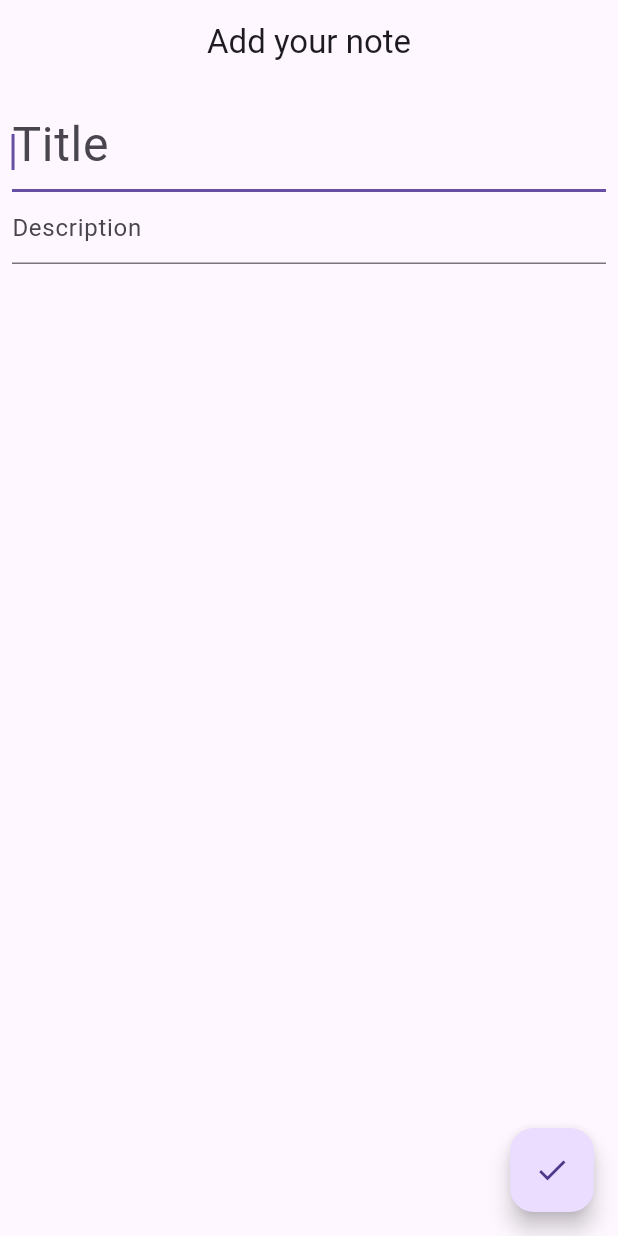
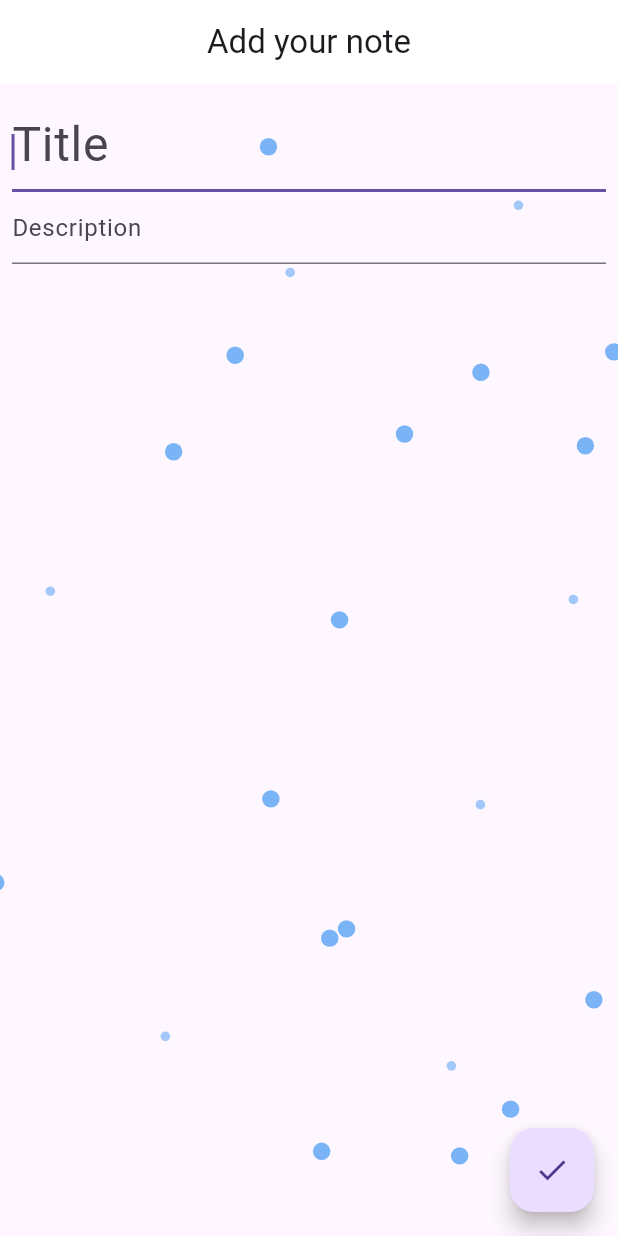
Before and after one commit to hemantjamdev/note, a Flutter app: the screen it shows after launch, after a tap on "Add Note", on a phone screen of 412 x 824 dp. Run offline on Flutter 3.47's test engine with Material 2 defaults, Android fonts, the phone set to English and light mode, and no system bars; our stand-ins replace flutter_slidable, fluttertoast, hive, hive_flutter, lottie, rive and 2 more; accounts and stored records are empty; project files that could hold a hidden picture were left out.

Commit message:
ui changes

```diff
--- a/lib/constants/app_icons.dart
+++ b/lib/constants/app_icons.dart
@@ -4,6 +4,6 @@ import 'package:sizer/sizer.dart';
 
 class AppIcons {
   static const Icon done = Icon(Icons.done);
-  static const Icon delete = Icon(Icons.delete, color: AppColors.white,size:40);
-  static const Icon share = Icon(Icons.share, color: AppColors.white,size: 40,);
+  static const Icon delete = Icon(Icons.delete, color: AppColors.white,size:28);
+  static const Icon share = Icon(Icons.share, color: AppColors.white,size: 28,);
 }
--- a/lib/constants/strings.dart
+++ b/lib/constants/strings.dart
@@ -33,9 +33,10 @@ class Strings {
   static const String chicken = "assets/animation/chicken.json";
   static const String notFound = "assets/animation/notfound.json";
   static const String background = "assets/animation/background.json";
-  static const String night = "assets/animation/night.json";
+  static const String night = "assets/animation/night.riv";
   static const String moon = "assets/animation/moon.json";
   static const String owl = "assets/animation/owl.json";
+  static const String girl = "assets/animation/girl.riv";
   static const String themeSwitch = "assets/animation/switch.json";
 
   ///hero tag
--- a/lib/screens/note_add.dart
+++ b/lib/screens/note_add.dart
@@ -1,9 +1,11 @@
 import 'package:flutter/material.dart';
+import 'package:lottie/lottie.dart';
 import 'package:note/constants/app_icons.dart';
 import 'package:note/constants/strings.dart';
 import 'package:note/local_storage/local_storage.dart';
 import 'package:note/widgets/app_bar.dart';
 import 'package:note/widgets/toast.dart';
+import 'package:sizer/sizer.dart';
 
 class AddNote extends StatefulWidget {
   const AddNote({Key? key}) : super(key: key);
@@ -44,7 +46,10 @@ class _AddNoteState extends State<AddNote> {
       ),
       appBar:
           buildAppBar(context: context, title: Strings.addNote, isHome: false),
-      body: Padding(
+      body: Stack(
+        children: [
+          Lottie.asset(Strings.background, height: 100.h, width: 100.w),
+          Padding(
             padding: const EdgeInsets.all(8.0),
             child: Column(
               children: [
@@ -71,6 +76,8 @@ class _AddNoteState extends State<AddNote> {
               ],
             ),
           ),
+        ],
+      ),
     );
   }
 }
--- a/lib/screens/note_list.dart
+++ b/lib/screens/note_list.dart
@@ -8,8 +8,10 @@ import 'package:note/constants/strings.dart';
 import 'package:note/local_storage/local_storage.dart';
 import 'package:note/model/note_model.dart';
 import 'package:hive_flutter/hive_flutter.dart';
+import 'package:note/screens/Demo.dart';
 import 'package:note/utils/date_formate.dart';
 import 'package:note/widgets/app_bar.dart';
+import 'package:rive/rive.dart';
 import 'package:sizer/sizer.dart';
 import 'package:share_plus/share_plus.dart';
 import '../widgets/note.dart';
@@ -18,10 +20,10 @@ class NoteList extends StatefulWidget {
   const NoteList({Key? key}) : super(key: key);
 
   @override
-  State<NoteList> createState() => _NoteListState();
+  State<NoteList> createState() => NoteListState();
 }
 
-class _NoteListState extends State<NoteList>
+class NoteListState extends State<NoteList>
     with SingleTickerProviderStateMixin {
   late AnimationController animationController;
   bool night = false;
@@ -59,15 +61,21 @@ class _NoteListState extends State<NoteList>
           heroTag: Strings.fabHero,
           onPressed: () {
             Navigator.pushNamed(context, RoutesName.noteAddRoute);
+            //Navigator.push(context,MaterialPageRoute(builder: (context)=>Demo()));
           },
           label: const Text(Strings.add)),
-      appBar:
-          buildAppBar(context: context, title: Strings.noteList, isHome: true),
+      appBar: buildAppBar(
+          context: context,
+          title: Strings.noteList,
+          isHome: true,
+          night: night),
       body: Stack(
         children: [
           night
-              ? Lottie.asset(Strings.night,
-                  height: 100.h, width: 100.w, fit: BoxFit.fill)
+              ? RiveAnimation.asset(
+                  Strings.night,
+                  fit: BoxFit.cover,
+                )
               : const SizedBox(),
           Lottie.asset(Strings.background, height: 100.h, width: 100.w),
           !night ? Lottie.asset(Strings.bird, height: 200) : const SizedBox(),
@@ -98,16 +106,39 @@ class _NoteListState extends State<NoteList>
               ],
             ),
           ),
+          GestureDetector(
+            onTap: () {
+              setState(() {
+                night
+                    ? animationController.forward()
+                    : animationController.reverse();
+                night = !night;
+              });
+            },
+            child: Lottie.asset(
+              fit: BoxFit.fill,
+              alignment: Alignment.topLeft,
+              onLoaded: (composition) {
+                animationController.duration = composition.duration;
+              },
+              Strings.themeSwitch,
+              height: 15.h,
+              width: 30.w,
+              controller: animationController,
+              // animate: night,
+              //repeat: night
+            ),
+          ),
           DraggableScrollableSheet(
             initialChildSize: 0.67,
             minChildSize: 0.67,
             builder: (BuildContext context, ScrollController scrollController) {
               return Container(
-                decoration: const BoxDecoration(
-                  borderRadius: BorderRadius.only(
+                decoration: BoxDecoration(
+                  borderRadius: const BorderRadius.only(
                       topLeft: Radius.circular(25),
                       topRight: Radius.circular(25)),
-                  color: AppColors.black54,
+                  color: night ? Colors.white24 : AppColors.black54,
                 ),
                 child: Column(
                   children: [
@@ -159,29 +190,6 @@ class _NoteListState extends State<NoteList>
               );
             },
           ),
-          GestureDetector(
-            onTap: () {
-              setState(() {
-                log("toggled---$night");
-                night
-                    ? animationController.forward()
-                    : animationController.reverse();
-                night = !night;
-              });
-            },
-            child: Lottie.asset(
-              fit: BoxFit.fill,
-              alignment: Alignment.topLeft,
-              onLoaded: (composition) {
-                animationController.duration = composition.duration;
-              },
-              Strings.themeSwitch,
-              height: 15.h,
-              width: 30.w,
-              controller: animationController,
-              animate: false,
-            ),
-          ),
         ],
       ),
     );
--- a/lib/widgets/app_bar.dart
+++ b/lib/widgets/app_bar.dart
@@ -5,8 +5,13 @@ import 'package:note/local_storage/local_storage.dart';
 import 'package:note/widgets/delete_all.dart';
 
 AppBar buildAppBar(
-    {required BuildContext context, String? title, bool isHome = false}) {
+    {required BuildContext context,
+    String? title,
+    bool isHome = false,
+    bool night = false}) {
   return AppBar(
+    elevation: 0,
+    backgroundColor: night ? Colors.black54 : Colors.white,
     automaticallyImplyLeading: false,
     title: Hero(
       tag: Strings.titleHero,
@@ -76,5 +81,7 @@ saveTitle(BuildContext context, String? title) async {
       );
     },
   );
-  update&&controller.text.isNotEmpty ? dbHelper.saveTitle(controller.text) : null;
+  update && controller.text.isNotEmpty
+      ? dbHelper.saveTitle(controller.text)
+      : null;
 }
--- a/lib/widgets/delete_all.dart
+++ b/lib/widgets/delete_all.dart
@@ -6,7 +6,7 @@ import 'package:note/widgets/confirmation_dialog.dart';
 Widget buildDeleteAll({required BuildContext context, required String text}) {
   DBHelper dbHelper = DBHelper();
   return IconButton(
-    icon: AppIcons.delete,
+    icon:Icon(Icons.delete,),
     onPressed: () {
       confirmation(context: context, text: text).then((value) {
         if (value) {
--- a/lib/widgets/note.dart
+++ b/lib/widgets/note.dart
@@ -22,7 +22,7 @@ Slidable noteWidget(
         Flexible(
           flex: 1,
           child: Container(
-              margin: const EdgeInsets.all(8),
+              margin: const EdgeInsets.all(10),
               decoration: BoxDecoration(
                   borderRadius: const BorderRadius.all(Radius.circular(10)),
                   border: Border.all(color: AppColors.white, width: 3)),
@@ -34,7 +34,7 @@ Slidable noteWidget(
         Flexible(
           flex: 1,
           child: Container(
-            margin: const EdgeInsets.all(8),
+            margin: const EdgeInsets.all(10),
             decoration: BoxDecoration(
                 borderRadius: const BorderRadius.all(Radius.circular(10)),
                 border: Border.all(color: AppColors.white, width: 3)),
@@ -99,7 +99,7 @@ Slidable noteWidget(
                         note.time.month == current.month
                     ? "Today $onlyHour"
                     : formattedDate(note.time),
-                style: const TextStyle(fontSize: 22),
+                style: const TextStyle(fontSize: 18),
               ),
             ),
           )
--- a/pubspec.yaml
+++ b/pubspec.yaml
@@ -45,6 +45,7 @@ dependencies:
   sizer: ^2.0.15
   flutter_slidable: ^3.0.0
   share_plus: ^6.3.4
+  rive: ^0.10.4
 
 dev_dependencies:
   hive_generator:
```
Also changed, not shown: lib/screens/Demo.dart (added, +22 -0 lines), lib/screens/edit_note.dart (+9 -1 lines), assets/animation/night.json (renamed from assets/animation/night2.json), pubspec.lock, 3 other files. Lines whose indentation alone changed are shown as unchanged.
